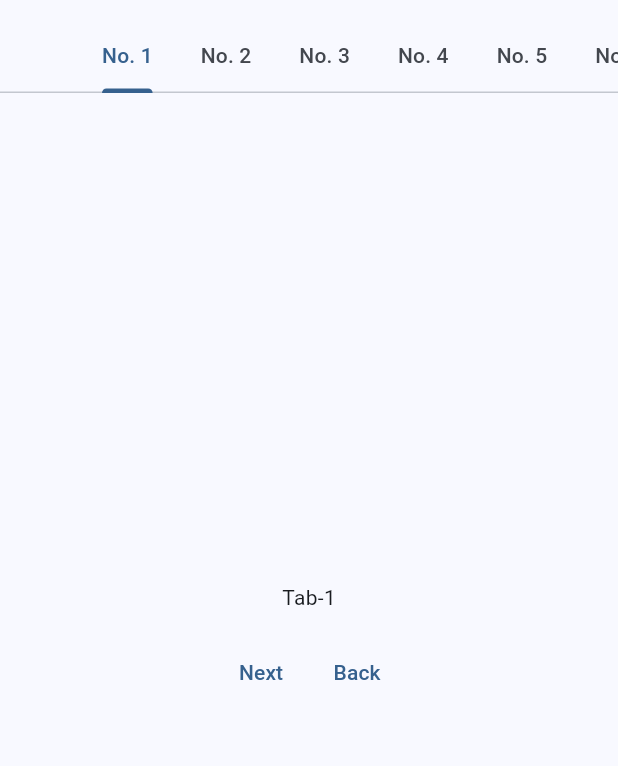
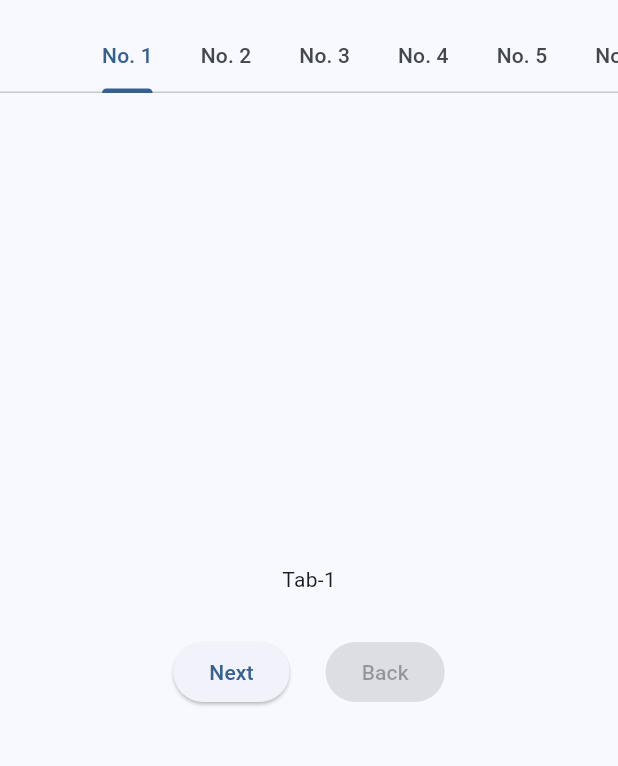
Before and after one commit to studiome/scroll_problem, a Flutter app: the screen it shows after launch, on a phone screen of 412 x 824 dp, the part 63-829 px from its top. Run offline on Flutter 3.47's test engine with Material 2 defaults, Android fonts, the light colour scheme and no system bars.

Commit message:
disable edge tabpage button

```diff
--- a/lib/main.dart
+++ b/lib/main.dart
@@ -87,8 +87,12 @@ class _MyHomePageState extends State<MyHomePage> {
           Row(
             mainAxisAlignment: MainAxisAlignment.center,
             children: [
-              TextButton(
-                onPressed: () {
+              Padding(
+                padding: const EdgeInsets.all(12.0),
+                child: ElevatedButton(
+                  onPressed: (i == maxTabNumber - 1)
+                      ? null
+                      : () {
                           var c = DefaultTabController.of(context);
                           if (c == null) return;
                           int index = c.index;
@@ -97,8 +101,13 @@ class _MyHomePageState extends State<MyHomePage> {
                         },
                   child: const Text('Next'),
                 ),
-              TextButton(
-                  onPressed: () {
+              ),
+              Padding(
+                padding: const EdgeInsets.all(12.0),
+                child: ElevatedButton(
+                    onPressed: i == 0
+                        ? null
+                        : () {
                             var c = DefaultTabController.of(context);
                             if (c == null) return;
                             int index = c.index;
@@ -106,6 +115,7 @@ class _MyHomePageState extends State<MyHomePage> {
                             c.animateTo(index - 1);
                           },
                     child: const Text('Back')),
+              ),
             ],
           ),
         ],
```
Lines whose indentation alone changed are shown as unchanged.
